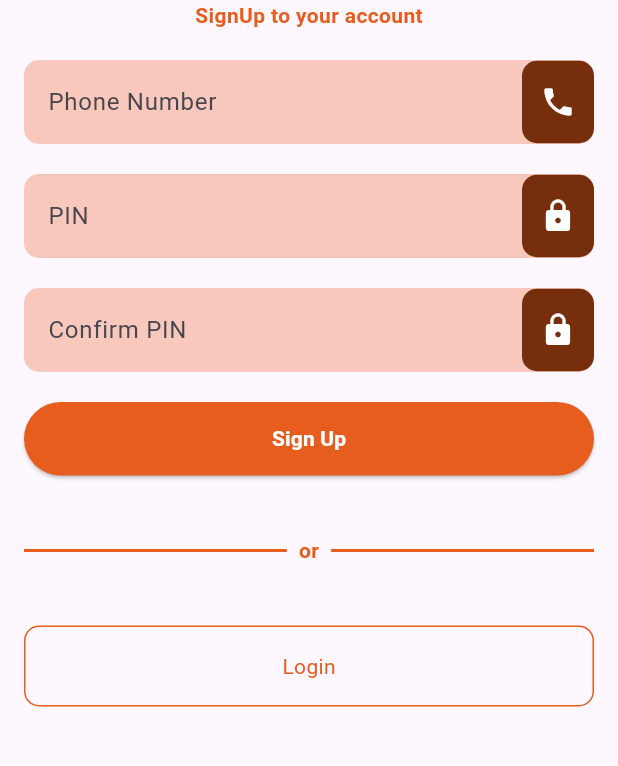
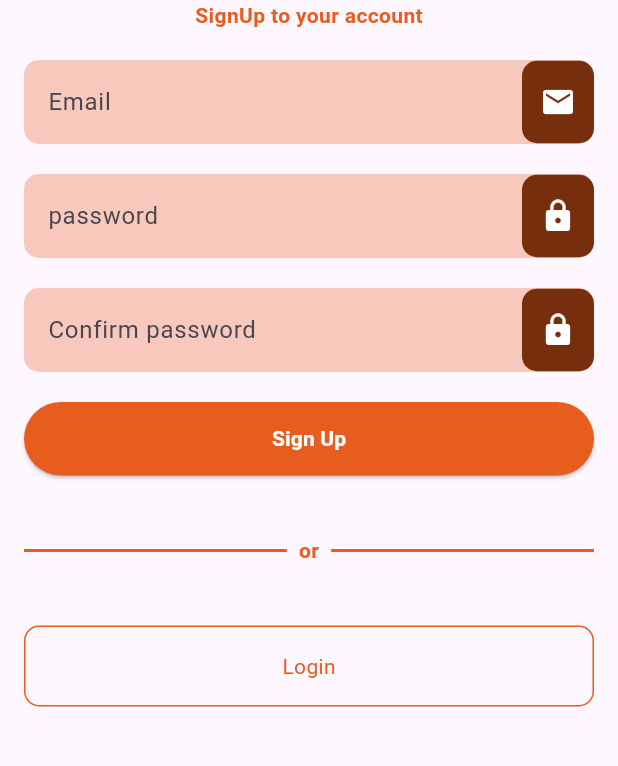
Before and after one commit to lalisabl/eventManagement, a Flutter app: the SignUpScreen screen opened by its route, after a tap on "Sign Up", on a phone screen of 412 x 824 dp, the part 234-1000 px from its top. Run offline on Flutter 3.47's test engine with Material 3 defaults, Android fonts, the light colour scheme and no system bars; our stand-ins replace curved_navigation_bar, flutter_secure_storage; accounts and stored records are empty; network calls fail.

Commit message:
🐞 fix: text field error solved

```diff
--- a/App/clientapp/lib/screens/authentication/login.dart
+++ b/App/clientapp/lib/screens/authentication/login.dart
@@ -99,7 +99,7 @@ class LoginScreen extends StatelessWidget {
                       color: AppColors.secondaryColor,
                     ),
                     child: Icon(
-                      Icons.phone,
+                      Icons.email,
                       color: Colors.white,
                     ),
                   ),
@@ -108,7 +108,7 @@ class LoginScreen extends StatelessWidget {
               SizedBox(height: 20),
               TextFormField(
                 controller: passwordController,
-                keyboardType: TextInputType.number,
+                keyboardType: TextInputType.text,
                 obscureText: true,
                 decoration: InputDecoration(
                   labelText: 'password',
--- a/App/clientapp/lib/screens/authentication/register.dart
+++ b/App/clientapp/lib/screens/authentication/register.dart
@@ -12,24 +12,26 @@ class SignUpScreen extends StatefulWidget {
 }
 
 class _SignUpScreenState extends State<SignUpScreen> {
-  final TextEditingController phoneController = TextEditingController();
-  final TextEditingController pinController = TextEditingController();
-  final TextEditingController confirmPinController = TextEditingController();
+  final TextEditingController emailController = TextEditingController();
+  final TextEditingController passwordController = TextEditingController();
+  final TextEditingController confirmpasswordController =
+      TextEditingController();
   String selectedRole = 'renter'; // Default role
 
   Future<void> signUpUser(BuildContext context) async {
     // Get user input
-    String phoneNumber = phoneController.text.trim();
-    String pin = pinController.text.trim();
-    String confirmPin = confirmPinController.text.trim();
+    String email = emailController.text.trim();
+    String password = passwordController.text.trim();
+    String confirmpassword = confirmpasswordController.text.trim();
 
-    // Check if PIN and confirmed PIN match
-    if (pin != confirmPin) {
+    // Check if password and confirmed password match
+    if (password != confirmpassword) {
       showDialog(
         context: context,
         builder: (context) => AlertDialog(
-          title: Text('PIN Mismatch'),
-          content: Text('The PINs entered do not match. Please try again.'),
+          title: Text('password Mismatch'),
+          content:
+              Text('The passwords entered do not match. Please try again.'),
           actions: [
             TextButton(
               onPressed: () => Navigator.of(context).pop(),
@@ -47,8 +49,8 @@ class _SignUpScreenState extends State<SignUpScreen> {
         'Content-Type': 'application/json',
       },
       body: jsonEncode(<String, String>{
-        'phoneNumber': '+251$phoneNumber',
-        'PIN': pin,
+        'email': email,
+        'password': password,
         'role': selectedRole, // Include the selected role
       }),
     );
@@ -77,7 +79,7 @@ class _SignUpScreenState extends State<SignUpScreen> {
         context: context,
         builder: (context) => AlertDialog(
           title: Text('Signup Failed'),
-          content: Text('Invalid phone number or PIN. Please try again.'),
+          content: Text('Invalid email number or password. Please try again.'),
           actions: [
             TextButton(
               onPressed: () => Navigator.of(context).pop(),
@@ -114,42 +116,12 @@ class _SignUpScreenState extends State<SignUpScreen> {
               ),
             ),
             SizedBox(height: 20),
-            // Phone Number Field
+            // email Number Field
             TextFormField(
-              controller: phoneController,
-              keyboardType: TextInputType.phone,
+              controller: emailController,
+              keyboardType: TextInputType.emailAddress,
               decoration: InputDecoration(
-                labelText: 'Phone Number',
-                filled: true,
-                fillColor:
-                    AppColors.primaryColor.withOpacity(0.3), // 30% opacity
-                border: OutlineInputBorder(
-                  borderSide: BorderSide.none, // No border
-                  borderRadius: BorderRadius.circular(10.0),
-                ),
-                prefixText: '+251', // Country code
-                prefixStyle: TextStyle(color: Colors.black),
-                suffixIcon: Container(
-                  height: 55,
-                  decoration: BoxDecoration(
-                    borderRadius: BorderRadius.circular(10.0),
-                    color: AppColors.secondaryColor, // Background color for icon
-                  ),
-                  child: Icon(
-                    Icons.phone,
-                    color: Colors.white, // Icon color
-                  ), // Phone Icon
-                ),
-              ),
-            ),
-            SizedBox(height: 20),
-            // PIN Field
-            TextFormField(
-              controller: pinController,
-              keyboardType: TextInputType.number,
-              obscureText: true,
-              decoration: InputDecoration(
-                labelText: 'PIN',
+                labelText: 'Email',
                 filled: true,
                 fillColor:
                     AppColors.primaryColor.withOpacity(0.3), // 30% opacity
@@ -161,7 +133,37 @@ class _SignUpScreenState extends State<SignUpScreen> {
                   height: 55,
                   decoration: BoxDecoration(
                     borderRadius: BorderRadius.circular(10.0),
-                    color: AppColors.secondaryColor, // Background color for icon
+                    color:
+                        AppColors.secondaryColor, // Background color for icon
+                  ),
+                  child: Icon(
+                    Icons.email,
+                    color: Colors.white, // Icon color
+                  ), // email Icon
+                ),
+              ),
+            ),
+            SizedBox(height: 20),
+            // password Field
+            TextFormField(
+              controller: passwordController,
+              keyboardType: TextInputType.text,
+              obscureText: true,
+              decoration: InputDecoration(
+                labelText: 'password',
+                filled: true,
+                fillColor:
+                    AppColors.primaryColor.withOpacity(0.3), // 30% opacity
+                border: OutlineInputBorder(
+                  borderSide: BorderSide.none, // No border
+                  borderRadius: BorderRadius.circular(10.0),
+                ),
+                suffixIcon: Container(
+                  height: 55,
+                  decoration: BoxDecoration(
+                    borderRadius: BorderRadius.circular(10.0),
+                    color:
+                        AppColors.secondaryColor, // Background color for icon
                   ),
                   child: Icon(
                     Icons.lock,
@@ -171,13 +173,13 @@ class _SignUpScreenState extends State<SignUpScreen> {
               ),
             ),
             SizedBox(height: 20),
-            // Confirm PIN Field
+            // Confirm password Field
             TextFormField(
-              controller: confirmPinController,
-              keyboardType: TextInputType.number,
+              controller: confirmpasswordController,
+              keyboardType: TextInputType.text,
               obscureText: true,
               decoration: InputDecoration(
-                labelText: 'Confirm PIN',
+                labelText: 'Confirm password',
                 filled: true,
                 fillColor: AppColors.primaryColor.withOpacity(0.3),
                 border: OutlineInputBorder(
@@ -188,7 +190,8 @@ class _SignUpScreenState extends State<SignUpScreen> {
                   height: 55,
                   decoration: BoxDecoration(
                     borderRadius: BorderRadius.circular(10.0),
-                    color: AppColors.secondaryColor, // Background color for icon
+                    color:
+                        AppColors.secondaryColor, // Background color for icon
                   ),
                   child: Icon(
                     Icons.lock,
```
